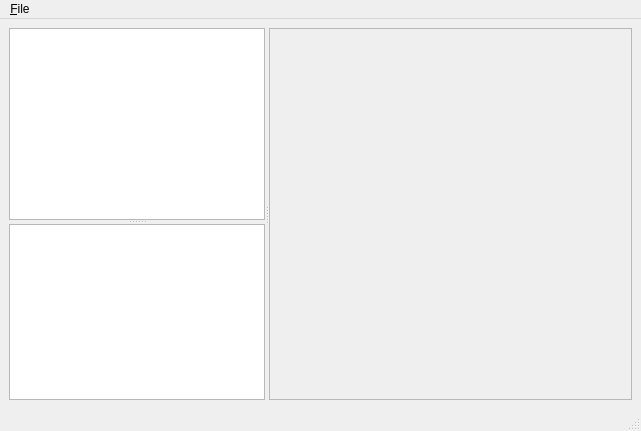
zhangxaochen/curveViewer, file curveViewer.ui: the form before one commit.
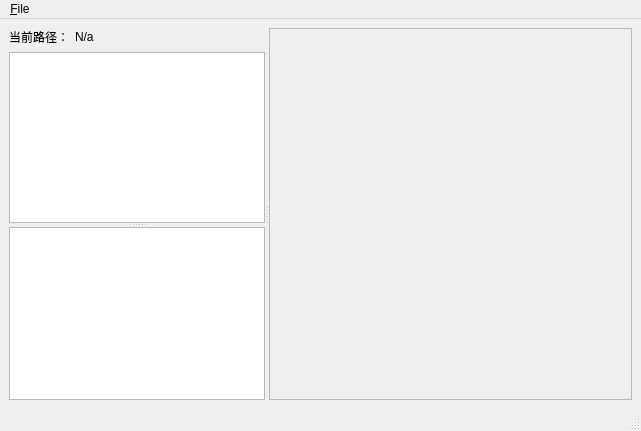
The form after the commit. Custom widgets are drawn as their Qt base class.

Commit message: v0.2-open变为加载文件夹的所有xml-增加file 列表窗口

```diff
--- a/curveViewer.ui
+++ b/curveViewer.ui
@@ -14,34 +14,56 @@
    <string>MainWindow</string>
   </property>
   <widget class="QWidget" name="centralwidget">
-   <layout class="QHBoxLayout" name="horizontalLayout">
+   <layout class="QVBoxLayout" name="verticalLayout_2">
     <item>
-     <widget class="QSplitter" name="splitterH">
+     <widget class="QSplitter" name="splitter_2">
       <property name="orientation">
        <enum>Qt::Horizontal</enum>
       </property>
-      <widget class="QSplitter" name="splitterV">
-       <property name="sizePolicy">
-        <sizepolicy hsizetype="Fixed" vsizetype="Expanding">
-         <horstretch>0</horstretch>
-         <verstretch>0</verstretch>
-        </sizepolicy>
-       </property>
-       <property name="minimumSize">
-        <size>
-         <width>100</width>
-         <height>0</height>
-        </size>
-       </property>
-       <property name="maximumSize">
-        <size>
-         <width>16777215</width>
-         <height>16777215</height>
-        </size>
-       </property>
+      <widget class="QSplitter" name="splitter">
        <property name="orientation">
         <enum>Qt::Vertical</enum>
        </property>
+       <widget class="QWidget" name="">
+        <layout class="QVBoxLayout" name="verticalLayout">
+         <item>
+          <layout class="QHBoxLayout" name="horizontalLayout">
+           <item>
+            <widget class="QLabel" name="label">
+             <property name="sizePolicy">
+              <sizepolicy hsizetype="Preferred" vsizetype="Preferred">
+               <horstretch>0</horstretch>
+               <verstretch>0</verstretch>
+              </sizepolicy>
+             </property>
+             <property name="text">
+              <string notr="true">当前路径：</string>
+             </property>
+             <property name="alignment">
+              <set>Qt::AlignLeading|Qt::AlignLeft|Qt::AlignVCenter</set>
+             </property>
+            </widget>
+           </item>
+           <item>
+            <widget class="QLabel" name="labelDirOpened">
+             <property name="sizePolicy">
+              <sizepolicy hsizetype="Expanding" vsizetype="Fixed">
+               <horstretch>0</horstretch>
+               <verstretch>0</verstretch>
+              </sizepolicy>
+             </property>
+             <property name="text">
+              <string>N/a</string>
+             </property>
+            </widget>
+           </item>
+          </layout>
+         </item>
+         <item>
+          <widget class="QListWidget" name="listWidgetFile"/>
+         </item>
+        </layout>
+       </widget>
        <widget class="QListWidget" name="listWidgetNode">
         <property name="sizePolicy">
          <sizepolicy hsizetype="Expanding" vsizetype="Expanding">
@@ -50,14 +72,6 @@
          </sizepolicy>
         </property>
        </widget>
-       <widget class="QListWidget" name="listWidgetData">
-        <property name="sizePolicy">
-         <sizepolicy hsizetype="Expanding" vsizetype="Expanding">
-          <horstretch>0</horstretch>
-          <verstretch>1</verstretch>
-         </sizepolicy>
-        </property>
-       </widget>
       </widget>
       <widget class="QScrollArea" name="scrollArea">
        <property name="sizePolicy">
```
Left out of the diff: 2 changed lines with no effect on the pictures. The commit also changes 2 other files.
